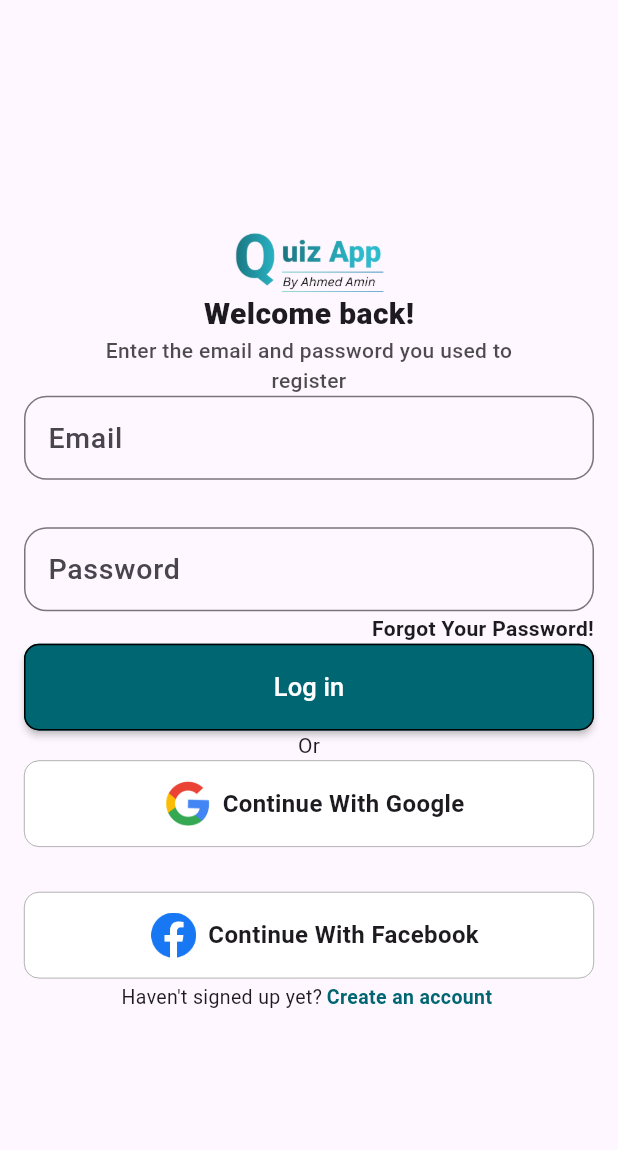
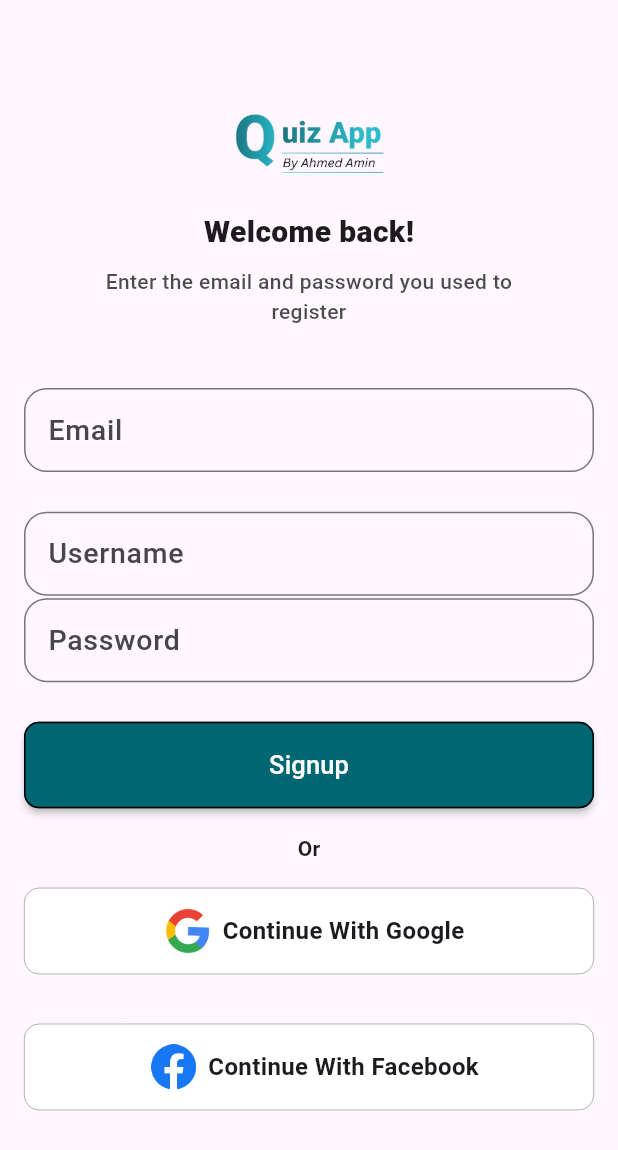
Before and after one commit to AhmedAmin55/Quiz_App, a Flutter app: the screen it shows after launch, after a tap on "Create an account", on a phone screen of 412 x 824 dp. Shown: the top 1150 px of the screen. Run offline on Flutter 3.47's test engine with Material 3 defaults, Android fonts, the phone set to English and light mode, and no system bars; our stand-ins replace animate_do.

Commit message:
update signup page

```diff
--- a/lib/core/utilis/app_texts.dart
+++ b/lib/core/utilis/app_texts.dart
@@ -13,5 +13,10 @@ class AppTexts{
   static const String continueWithFacebook="Continue With Facebook";
   static const String haveNotSignedUpYet="Haven't signed up yet?";
   static const String createAnAccount="Create an account";
-
+  // texts for signup page
+  static const String signup="Signup";
+  static const String userName="Username";
+  static const String hintUserName="Amino55";
+  static const String welcomeSignup="Welcome";
+  static const String createAccount="Create An Account";
 }
--- a/lib/features/login/data/shared_widget/custom_textformfield.dart
+++ b/lib/features/login/data/shared_widget/custom_textformfield.dart
@@ -0,0 +1,35 @@
+import 'package:flutter/material.dart';
+import 'package:quizapp_clone/core/utilis/app_colors.dart';
+import 'package:quizapp_clone/core/utilis/app_texts.dart';
+
+class CustomTextField extends StatelessWidget {
+  const CustomTextField({super.key,required this.labelText,required this.hintText});
+  final labelText;
+  final hintText;
+  @override
+  Widget build(BuildContext context) {
+    final size =MediaQuery.of(context).size;
+    return SizedBox(
+      height: size.height*0.07,
+      child: TextFormField(
+        decoration: InputDecoration(
+          focusedBorder: OutlineInputBorder(
+              borderRadius: BorderRadius.circular(15),
+              borderSide: BorderSide(color: AppColors.black.withOpacity(0.70),width: 0.2)
+          ),
+          labelText: labelText,
+          labelStyle: const TextStyle(
+              fontSize: 19,
+              fontWeight: FontWeight.w500
+          ),
+          hintText: hintText,
+          border: OutlineInputBorder(
+              borderRadius: BorderRadius.circular(15),
+              borderSide: BorderSide(color: AppColors.black.withOpacity(0.70),width: 0.2)
+          ),
+        ),
+        keyboardType: TextInputType.visiblePassword,
+      ),
+    );
+  }
+}
--- a/lib/features/login/view/login_screen.dart
+++ b/lib/features/login/view/login_screen.dart
@@ -4,27 +4,34 @@ import 'package:flutter/widgets.dart';
 import 'package:quizapp_clone/core/utilis/app_colors.dart';
 import 'package:quizapp_clone/core/utilis/app_images.dart';
 import 'package:quizapp_clone/core/utilis/app_texts.dart';
+import 'package:quizapp_clone/features/login/data/shared_widget/custom_textformfield.dart';
+import 'package:quizapp_clone/features/signup/view/signup_screen.dart';
 
-class loginApp extends StatelessWidget {
-  const loginApp({super.key});
-
+class LoginPage extends StatelessWidget {
+  const LoginPage({super.key});
   @override
   Widget build(BuildContext context) {
-    final size=MediaQuery.of(context).size;
+    final size =MediaQuery.of(context).size;
     return Scaffold(
       body: Padding(
         padding: const EdgeInsets.all(16.0),
         child: Column(
           crossAxisAlignment: CrossAxisAlignment.center,
-          mainAxisAlignment: MainAxisAlignment.center,
+          mainAxisAlignment: MainAxisAlignment.end,
           children:[
             Image.asset(AppImages.smallLogo,width: 100),
+            SizedBox(
+              height: size.height*0.03,
+            ),
             const Text(
               AppTexts.welcome,
               style: TextStyle(
                 fontWeight: FontWeight.w900,
                 fontSize: 20
               ),
+            ),
+            SizedBox(
+              height: size.height*0.01,
             ),
             Text(
               AppTexts.note,
@@ -36,49 +43,19 @@ class loginApp extends StatelessWidget {
               ),
             ),
             SizedBox(
-              height: size.height*0.07,
-              child: TextFormField(
-                decoration: InputDecoration(
-                  focusedBorder: OutlineInputBorder(
-                      borderRadius: BorderRadius.circular(15),
-                      borderSide: BorderSide(color: AppColors.black.withOpacity(0.70),width: 0.2)
-                  ),
-                  labelText: AppTexts.email,
-                  labelStyle: const TextStyle(
-                      fontSize: 19,
-                      fontWeight: FontWeight.w500
-                  ),
-                  hintText: AppTexts.hintEmail,
-                  border: OutlineInputBorder(
-                      borderSide: BorderSide(color: AppColors.black.withOpacity(0.80)),
-                      borderRadius: BorderRadius.circular(15),
-                  ),
-                ),
-                keyboardType: TextInputType.emailAddress,
-              ),
+              height: size.height*0.05,
             ),
-            SizedBox(height: 30,),
+            const CustomTextField(
+                labelText: AppTexts.email,
+                hintText: AppTexts.hintEmail),
             SizedBox(
-              height: size.height*0.07,
-              child: TextFormField(
-                decoration: InputDecoration(
-                  focusedBorder: OutlineInputBorder(
-                      borderRadius: BorderRadius.circular(15),
-                      borderSide: BorderSide(color: AppColors.black.withOpacity(0.70),width: 0.2)
-                  ),
-                  labelText: AppTexts.password,
-                  labelStyle: const TextStyle(
-                      fontSize: 19,
-                      fontWeight: FontWeight.w500
-                  ),
-                  hintText: AppTexts.hintPassword,
-                  border: OutlineInputBorder(
-                    borderRadius: BorderRadius.circular(15),
-                      borderSide: BorderSide(color: AppColors.black.withOpacity(0.70),width: 0.2)
-                  ),
-                ),
-                keyboardType: TextInputType.visiblePassword,
-              ),
+              height: size.height*0.03,
+            ),
+            const CustomTextField(
+                labelText: AppTexts.password,
+                hintText: AppTexts.hintPassword),
+            SizedBox(
+              height: size.height*0.01,
             ),
             GestureDetector(
              onTap: (){},
@@ -92,6 +69,9 @@ class loginApp extends StatelessWidget {
                 ),
               ),
            ),
+            SizedBox(
+              height: size.height*0.03,
+            ),
             MaterialButton(
               shape: OutlineInputBorder(
                 borderRadius: BorderRadius.circular(10)
@@ -108,7 +88,18 @@ class loginApp extends StatelessWidget {
                 )
               ),
             ),
-            Text(AppTexts.or),
+            SizedBox(
+              height: size.height*0.02,
+            ),
+            Text(
+              AppTexts.or,
+              style:TextStyle(
+                fontWeight: FontWeight.w700
+              )
+            ),
+            SizedBox(
+              height: size.height*0.02,
+            ),
             Container(
               decoration: BoxDecoration(
                 borderRadius: BorderRadius.circular(10),
@@ -138,7 +129,9 @@ class loginApp extends StatelessWidget {
                 ],
               ) ,
             ),
-            SizedBox(height: 30,),
+            SizedBox(
+              height: size.height*0.04,
+            ),
             Container(
               decoration: BoxDecoration(
                 borderRadius: BorderRadius.circular(10),
@@ -168,10 +161,16 @@ class loginApp extends StatelessWidget {
                 ],
               ) ,
             ),
+            SizedBox(
+              height: size.height*0.02,
+            ),
+            SizedBox(
+              height: size.height*0.05,
+            ),
             Row(
               mainAxisAlignment: MainAxisAlignment.center,
               children: [
-                Text(
+                const Text(
                     AppTexts.haveNotSignedUpYet,
                   style: TextStyle(
                       fontWeight: FontWeight.w400,
@@ -181,8 +180,12 @@ class loginApp extends StatelessWidget {
                 Padding(
                   padding: const EdgeInsets.all(3.0),
                   child: GestureDetector(
-                    onTap: (){},
-                    child: Text(
+                    onTap: (){
+                      Navigator.pushReplacement(context, MaterialPageRoute(builder: (context){
+                      return SignupPage();
+                    }));
+                    },
+                    child: const Text(
                       AppTexts.createAnAccount,
                       style: TextStyle(
                           color: AppColors.mainColor,
--- a/lib/features/signup/view/signup_screen.dart
+++ b/lib/features/signup/view/signup_screen.dart
@@ -0,0 +1,159 @@
+import 'package:flutter/material.dart';
+import 'package:quizapp_clone/core/utilis/app_colors.dart';
+import 'package:quizapp_clone/core/utilis/app_images.dart';
+import 'package:quizapp_clone/core/utilis/app_texts.dart';
+import 'package:quizapp_clone/features/login/data/shared_widget/custom_textformfield.dart';
+
+class SignupPage extends StatelessWidget {
+  const SignupPage({super.key});
+
+  @override
+  Widget build(BuildContext context) {
+    final size =MediaQuery.of(context).size;
+    return Scaffold(
+      body: Padding(
+        padding: const EdgeInsets.all(16.0),
+        child: Column(
+          mainAxisAlignment: MainAxisAlignment.center,
+          crossAxisAlignment: CrossAxisAlignment.center,
+            children:[
+              Image.asset(AppImages.smallLogo,width: 100),
+              SizedBox(
+                height: size.height*0.03,
+              ),
+              const Text(
+                AppTexts.welcome,
+                style: TextStyle(
+                    fontWeight: FontWeight.w900,
+                    fontSize: 20
+                ),
+              ),
+              SizedBox(
+                height: size.height*0.01,
+              ),
+              Text(
+                AppTexts.note,
+                textAlign: TextAlign.center,
+                style: TextStyle(
+                    color: AppColors.black.withOpacity(0.70),
+                    fontWeight: FontWeight.w500,
+                    fontSize: 14
+                ),
+              ),
+              SizedBox(
+                height: size.height*0.05,
+              ),
+              const CustomTextField(
+                  labelText: AppTexts.email,
+                  hintText: AppTexts.hintEmail),
+              SizedBox(
+                height: size.height*0.03,
+              ),
+              const CustomTextField(
+                  labelText: AppTexts.userName,
+                  hintText: AppTexts.hintUserName,
+              ),
+              const CustomTextField(
+                  labelText: AppTexts.password,
+                  hintText: AppTexts.hintPassword),
+              SizedBox(
+                height: size.height*0.03,
+              ),
+              MaterialButton(
+                shape: OutlineInputBorder(
+                    borderRadius: BorderRadius.circular(10)
+                ),
+                minWidth: double.infinity,
+                height: size.height*0.07,
+                color: AppColors.mainColor,
+                onPressed: (){},
+                child:const Text(
+                    AppTexts.signup,
+                    style:TextStyle(
+                        color: AppColors.white,
+                        fontSize: 17
+                    )
+                ),
+              ),
+              SizedBox(
+                height: size.height*0.02,
+              ),
+              Text(
+                  AppTexts.or,
+                  style:TextStyle(
+                      fontWeight: FontWeight.w700
+                  )
+              ),
+              SizedBox(
+                height: size.height*0.02,
+              ),
+              Container(
+                decoration: BoxDecoration(
+                  borderRadius: BorderRadius.circular(10),
+                  border: Border.all(
+                      color: AppColors.black.withOpacity(0.50),
+                      width: 0.4
+                  ),
+                  color: AppColors.white,
+
+                ),
+                width: double.infinity,
+                height: size.height*0.07,
+                child:Row(
+                  mainAxisAlignment: MainAxisAlignment.center,
+                  children: [
+                    Padding(
+                      padding: const EdgeInsets.all(8.0),
+                      child: Image.asset(AppImages.googleIcon,width: 30,),
+                    ),
+                    const Text(
+                        AppTexts.continueWithGoogle,
+                        style: TextStyle(
+                            fontWeight: FontWeight.w700,
+                            fontSize: 16
+                        )
+                    )
+                  ],
+                ) ,
+              ),
+              SizedBox(
+                height: size.height*0.04,
+              ),
+              Container(
+                decoration: BoxDecoration(
+                  borderRadius: BorderRadius.circular(10),
+                  border: Border.all(
+                      color: AppColors.black.withOpacity(0.50),
+                      width: 0.4
+                  ),
+                  color: AppColors.white,
+
+                ),
+                width: double.infinity,
+                height: size.height*0.07,
+                child:Row(
+                  mainAxisAlignment: MainAxisAlignment.center,
+                  children: [
+                    Padding(
+                      padding: const EdgeInsets.all(8.0),
+                      child: Image.asset(AppImages.facebookIcon,width: 30,),
+                    ),
+                    const Text(
+                        AppTexts.continueWithFacebook,
+                        style: TextStyle(
+                            fontWeight: FontWeight.w700,
+                            fontSize: 16
+                        )
+                    )
+                  ],
+                ) ,
+              ),
+              SizedBox(
+                height: size.height*0.02,
+              ),
+            ]
+        ),
+      ),
+      );
+  }
+}
--- a/lib/features/splash/view/splash_screen.dart
+++ b/lib/features/splash/view/splash_screen.dart
@@ -20,7 +20,7 @@ class _SplachScreenState extends State<SplachScreen> {
       seconds: 3,
     ),(){
       Navigator.pushReplacement(context, MaterialPageRoute(builder: (context){
-        return loginApp();
+        return LoginPage();
       }));
     }
     );
@@ -39,7 +39,7 @@ class _SplachScreenState extends State<SplachScreen> {
           Spacer(),
           BounceInDown(
             child: Image.asset(
-              AppImages.logo,
+              AppImages.smallLogo,
               width:size.width*0.50 ,
             ),
           ),
```
